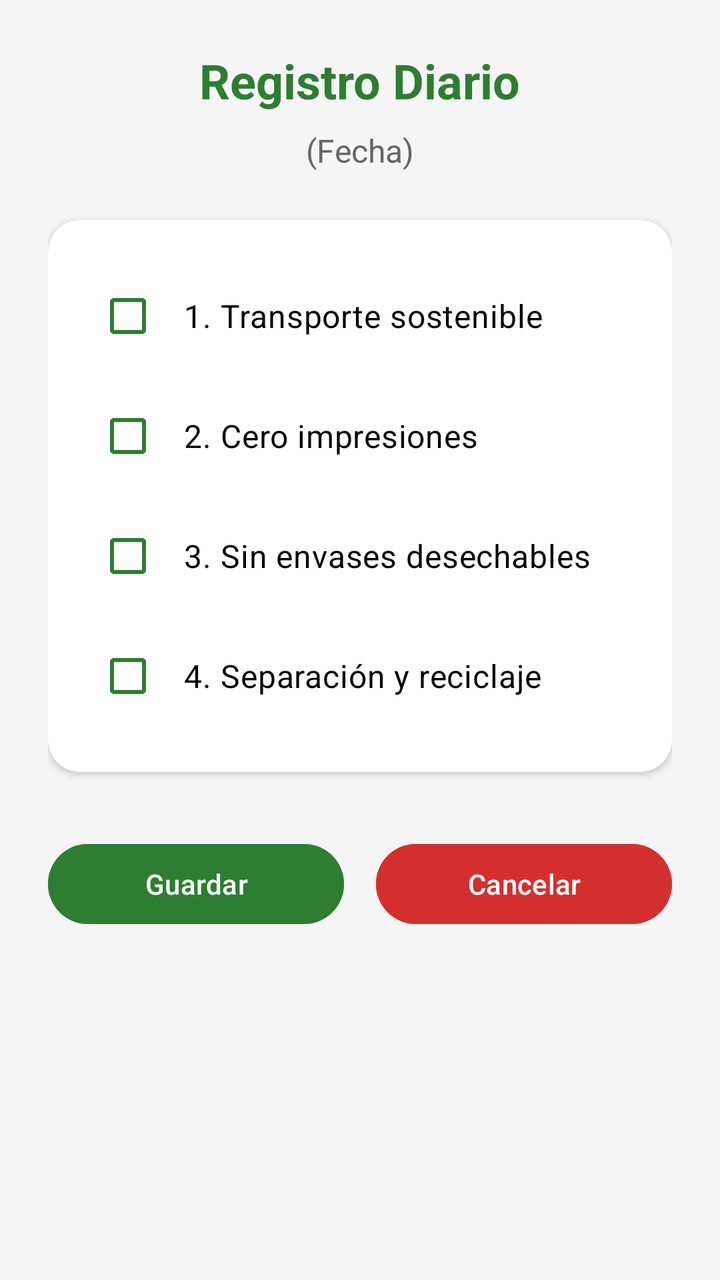
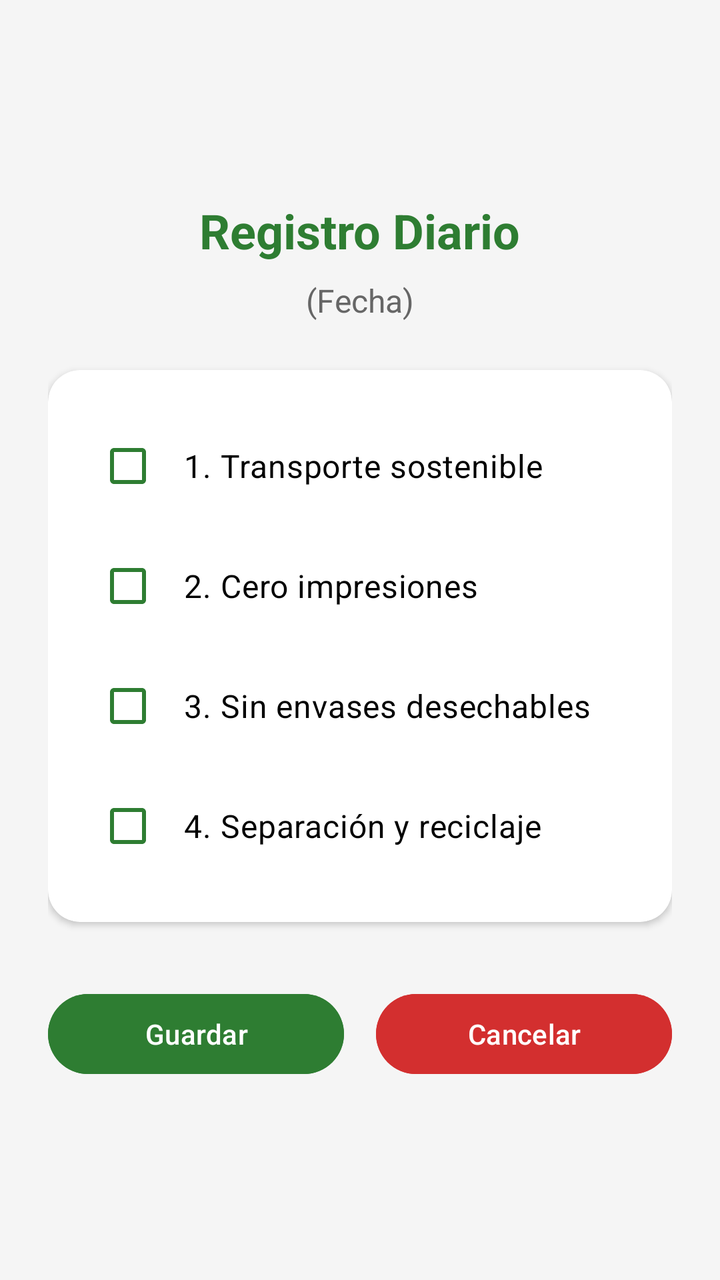

Two renders of the same Android screen: before a commit and after it. Below are the layout's source before the change and the commit's diff.
<!-- AndroidManifest.xml: application theme Theme.AplicacionG8 -->
<!-- res/layout/activity_registro_sostenibilidad.xml -->
<?xml version="1.0" encoding="utf-8"?>
<LinearLayout xmlns:android="http://schemas.android.com/apk/res/android"
    xmlns:app="http://schemas.android.com/apk/res-auto"
    android:layout_width="match_parent"
    android:layout_height="match_parent"
    android:orientation="vertical"
    android:padding="24dp"
    android:background="@color/bg_pantalla"
    android:gravity="center_horizontal">

    <TextView
        android:layout_width="wrap_content"
        android:layout_height="wrap_content"
        android:text="Registro Diario"
        android:textSize="24sp"
        android:textStyle="bold"
        android:textColor="@color/texto_titulo"
        android:textAlignment="center"
        android:layout_marginBottom="8dp"/>

    <TextView
        android:id="@+id/tvFechaActual"
        android:layout_width="wrap_content"
        android:layout_height="wrap_content"
        android:text="(Fecha)"
        android:textSize="16sp"
        android:textColor="@color/texto_secundario"
        android:layout_marginBottom="24dp"/>

    <androidx.cardview.widget.CardView
        android:layout_width="match_parent"
        android:layout_height="wrap_content"
        android:layout_marginBottom="32dp"
        app:cardCornerRadius="16dp"
        app:cardElevation="2dp"
        app:cardBackgroundColor="@color/bg_tarjeta">

        <LinearLayout
            android:layout_width="match_parent"
            android:layout_height="wrap_content"
            android:orientation="vertical"
            android:padding="24dp">

            <CheckBox
                android:id="@+id/chkTransporte"
                android:layout_width="match_parent"
                android:layout_height="wrap_content"
                android:text="1. Transporte sostenible"
                android:textColor="@color/texto_principal"
                android:buttonTint="@color/acento_verde"
                android:textSize="16sp"
                android:paddingStart="12dp"
                android:layout_marginBottom="12dp"/>

            <CheckBox
                android:id="@+id/chkImpresiones"
                android:layout_width="match_parent"
                android:layout_height="wrap_content"
                android:text="2. Cero impresiones"
                android:textColor="@color/texto_principal"
                android:buttonTint="@color/acento_verde"
                android:textSize="16sp"
                android:paddingStart="12dp"
                android:layout_marginBottom="12dp"/>

            <CheckBox
                android:id="@+id/chkEnvases"
                android:layout_width="match_parent"
                android:layout_height="wrap_content"
                android:text="3. Sin envases desechables"
                android:textColor="@color/texto_principal"
                android:buttonTint="@color/acento_verde"
                android:textSize="16sp"
                android:paddingStart="12dp"
                android:layout_marginBottom="12dp"/>

            <CheckBox
                android:id="@+id/chkReciclaje"
                android:layout_width="match_parent"
                android:layout_height="wrap_content"
                android:text="4. Separación y reciclaje"
                android:textColor="@color/texto_principal"
                android:buttonTint="@color/acento_verde"
                android:textSize="16sp"
                android:paddingStart="12dp"/>

        </LinearLayout>
    </androidx.cardview.widget.CardView>

    <LinearLayout
        android:layout_width="match_parent"
        android:layout_height="wrap_content"
        android:orientation="horizontal"
        android:gravity="center"
        android:weightSum="2">

        <Button
            android:id="@+id/btnGuardarRegistro"
            android:layout_width="0dp"
            android:layout_height="wrap_content"
            android:layout_weight="1"
            android:text="Guardar"
            android:backgroundTint="#2E7D32"
            android:textColor="#FFFFFF"
            android:layout_marginEnd="8dp"/>

        <Button
            android:id="@+id/btnCancelarRegistro"
            android:layout_width="0dp"
            android:layout_height="wrap_content"
            android:layout_weight="1"
            android:text="Cancelar"
            android:backgroundTint="#D32F2F"
            android:textColor="#FFFFFF"
            android:layout_marginStart="8dp"/>
    </LinearLayout>

</LinearLayout>
<!-- resources referenced by this layout -->
<resources>
  <color name="acento_verde">#2E7D32</color>
  <color name="bg_pantalla">#F5F5F5</color>
  <color name="bg_tarjeta">#FFFFFF</color>
  <color name="texto_principal">#000000</color>
  <color name="texto_secundario">#666666</color>
  <color name="texto_titulo">#2E7D32</color>
  <style name="Theme.AplicacionG8" parent="Base.Theme.AplicacionG8" />
  <style name="Base.Theme.AplicacionG8" parent="Theme.Material3.DayNight.NoActionBar">
          
          
      </style>
</resources>

<!-- the commit's change to res/layout/activity_registro_sostenibilidad.xml (unified diff, before → after) -->
@@ -1,118 +1,143 @@
 <?xml version="1.0" encoding="utf-8"?>
-<LinearLayout xmlns:android="http://schemas.android.com/apk/res/android"
+<ScrollView xmlns:android="http://schemas.android.com/apk/res/android"
     xmlns:app="http://schemas.android.com/apk/res-auto"
     android:layout_width="match_parent"
     android:layout_height="match_parent"
-    android:orientation="vertical"
-    android:padding="24dp"
-    android:background="@color/bg_pantalla"
-    android:gravity="center_horizontal">
+    android:fillViewport="true"
+    android:background="@color/bg_pantalla">
 
-    <TextView
-        android:layout_width="wrap_content"
-        android:layout_height="wrap_content"
-        android:text="Registro Diario"
-        android:textSize="24sp"
-        android:textStyle="bold"
-        android:textColor="@color/texto_titulo"
-        android:textAlignment="center"
-        android:layout_marginBottom="8dp"/>
+    
+    <LinearLayout
+        android:layout_width="match_parent"
+        android:layout_height="match_parent"
+        android:orientation="vertical"
+        android:padding="24dp">
 
-    <TextView
-        android:id="@+id/tvFechaActual"
-        android:layout_width="wrap_content"
-        android:layout_height="wrap_content"
-        android:text="(Fecha)"
-        android:textSize="16sp"
-        android:textColor="@color/texto_secundario"
-        android:layout_marginBottom="24dp"/>
+        
+        <Space
+            android:layout_width="match_parent"
+            android:layout_height="0dp"
+            android:layout_weight="1" />
 
-    <androidx.cardview.widget.CardView
-        android:layout_width="match_parent"
-        android:layout_height="wrap_content"
-        android:layout_marginBottom="32dp"
-        app:cardCornerRadius="16dp"
-        app:cardElevation="2dp"
-        app:cardBackgroundColor="@color/bg_tarjeta">
-
+        
         <LinearLayout
             android:layout_width="match_parent"
             android:layout_height="wrap_content"
             android:orientation="vertical"
-            android:padding="24dp">
+            android:gravity="center_horizontal">
 
-            <CheckBox
-                android:id="@+id/chkTransporte"
+            <TextView
+                android:layout_width="wrap_content"
+                android:layout_height="wrap_content"
+                android:text="Registro Diario"
+                android:textSize="24sp"
+                android:textStyle="bold"
+                android:textColor="@color/texto_titulo"
+                android:textAlignment="center"
+                android:layout_marginBottom="8dp"/>
+
+            <TextView
+                android:id="@+id/tvFechaActual"
+                android:layout_width="wrap_content"
+                android:layout_height="wrap_content"
+                android:text="(Fecha)"
+                android:textSize="16sp"
+                android:textColor="@color/texto_secundario"
+                android:layout_marginBottom="24dp"/>
+
+            <androidx.cardview.widget.CardView
                 android:layout_width="match_parent"
                 android:layout_height="wrap_content"
-                android:text="1. Transporte sostenible"
-                android:textColor="@color/texto_principal"
-                android:buttonTint="@color/acento_verde"
-                android:textSize="16sp"
-                android:paddingStart="12dp"
-                android:layout_marginBottom="12dp"/>
+                android:layout_marginBottom="32dp"
+                app:cardCornerRadius="16dp"
+                app:cardElevation="2dp"
+                app:cardBackgroundColor="@color/bg_tarjeta">
 
-            <CheckBox
-                android:id="@+id/chkImpresiones"
+                <LinearLayout
+                    android:layout_width="match_parent"
+                    android:layout_height="wrap_content"
+                    android:orientation="vertical"
+                    android:padding="24dp">
+
+                    <CheckBox
+                        android:id="@+id/chkTransporte"
+                        android:layout_width="match_parent"
+                        android:layout_height="wrap_content"
+                        android:text="1. Transporte sostenible"
+                        android:textColor="@color/texto_principal"
+                        android:buttonTint="@color/acento_verde"
+                        android:textSize="16sp"
+                        android:paddingStart="12dp"
+                        android:layout_marginBottom="12dp"/>
+
+                    <CheckBox
+                        android:id="@+id/chkImpresiones"
+                        android:layout_width="match_parent"
+                        android:layout_height="wrap_content"
+                        android:text="2. Cero impresiones"
+                        android:textColor="@color/texto_principal"
+                        android:buttonTint="@color/acento_verde"
+                        android:textSize="16sp"
+                        android:paddingStart="12dp"
+                        android:layout_marginBottom="12dp"/>
+
+                    <CheckBox
+                        android:id="@+id/chkEnvases"
+                        android:layout_width="match_parent"
+                        android:layout_height="wrap_content"
+                        android:text="3. Sin envases desechables"
+                        android:textColor="@color/texto_principal"
+                        android:buttonTint="@color/acento_verde"
+                        android:textSize="16sp"
+                        android:paddingStart="12dp"
+                        android:layout_marginBottom="12dp"/>
+
+                    <CheckBox
+                        android:id="@+id/chkReciclaje"
+                        android:layout_width="match_parent"
+                        android:layout_height="wrap_content"
+                        android:text="4. Separación y reciclaje"
+                        android:textColor="@color/texto_principal"
+                        android:buttonTint="@color/acento_verde"
+                        android:textSize="16sp"
+                        android:paddingStart="12dp"/>
+                </LinearLayout>
+            </androidx.cardview.widget.CardView>
+
+            <LinearLayout
                 android:layout_width="match_parent"
                 android:layout_height="wrap_content"
-                android:text="2. Cero impresiones"
-                android:textColor="@color/texto_principal"
-                android:buttonTint="@color/acento_verde"
-                android:textSize="16sp"
-                android:paddingStart="12dp"
-                android:layout_marginBottom="12dp"/>
+                android:orientation="horizontal"
+                android:gravity="center">
 
-            <CheckBox
-                android:id="@+id/chkEnvases"
-                android:layout_width="match_parent"
-                android:layout_height="wrap_content"
-                android:text="3. Sin envases desechables"
-                android:textColor="@color/texto_principal"
-                android:buttonTint="@color/acento_verde"
-                android:textSize="16sp"
-                android:paddingStart="12dp"
-                android:layout_marginBottom="12dp"/>
+                <Button
+                    android:id="@+id/btnGuardarRegistro"
+                    android:layout_width="0dp"
+                    android:layout_height="wrap_content"
+                    android:layout_weight="1"
+                    android:text="Guardar"
+                    android:backgroundTint="#2E7D32"
+                    android:textColor="#FFFFFF"
+                    android:layout_marginEnd="8dp"/>
 
-            <CheckBox
-                android:id="@+id/chkReciclaje"
-                android:layout_width="match_parent"
-                android:layout_height="wrap_content"
-                android:text="4. Separación y reciclaje"
-                android:textColor="@color/texto_principal"
-                android:buttonTint="@color/acento_verde"
-                android:textSize="16sp"
-                android:paddingStart="12dp"/>
+                <Button
+                    android:id="@+id/btnCancelarRegistro"
+                    android:layout_width="0dp"
+                    android:layout_height="wrap_content"
+                    android:layout_weight="1"
+                    android:text="Cancelar"
+                    android:backgroundTint="#D32F2F"
+                    android:textColor="#FFFFFF"
+                    android:layout_marginStart="8dp"/>
+            </LinearLayout>
 
         </LinearLayout>
-    </androidx.cardview.widget.CardView>
 
-    <LinearLayout
-        android:layout_width="match_parent"
-        android:layout_height="wrap_content"
-        android:orientation="horizontal"
-        android:gravity="center"
-        android:weightSum="2">
+        
+        <Space
+            android:layout_width="match_parent"
+            android:layout_height="0dp"
+            android:layout_weight="1" />
 
-        <Button
-            android:id="@+id/btnGuardarRegistro"
-            android:layout_width="0dp"
-            android:layout_height="wrap_content"
-            android:layout_weight="1"
-            android:text="Guardar"
-            android:backgroundTint="#2E7D32"
-            android:textColor="#FFFFFF"
-            android:layout_marginEnd="8dp"/>
-
-        <Button
-            android:id="@+id/btnCancelarRegistro"
-            android:layout_width="0dp"
-            android:layout_height="wrap_content"
-            android:layout_weight="1"
-            android:text="Cancelar"
-            android:backgroundTint="#D32F2F"
-            android:textColor="#FFFFFF"
-            android:layout_marginStart="8dp"/>
     </LinearLayout>
-
-</LinearLayout>
+</ScrollView>
